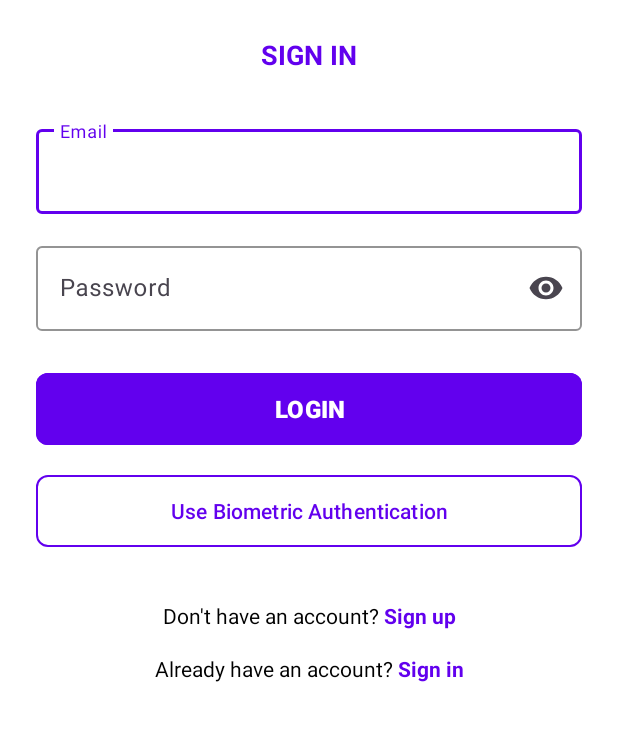
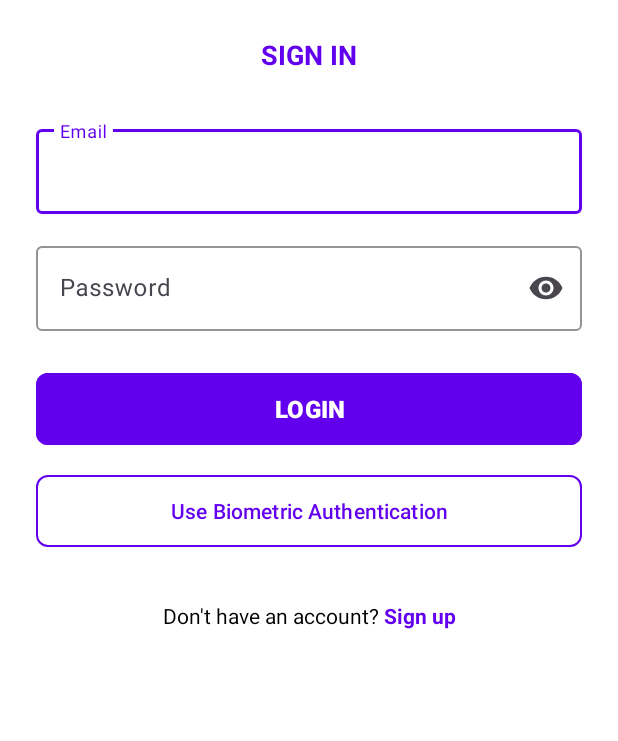
Before and after one commit to toufiqism/teebay-thc, an Android app: the screen it shows after launch (MainActivity), on a phone screen of 412 x 824 dp, the part 173-914 px from its top. Run offline under Robolectric (Android 15) with nearby library versions, the phone set to English and light mode, and no system bars; our stand-ins replace navigation-ui.

Commit message:
Refactor: Remove redundant "Already have an account?" UI from LoginFragment
The "Already have an account? Sign in" `LinearLayout` (id `llLogin`) has been removed from `fragment_login.xml`. This UI element is not needed on the login screen itself.

```diff
--- a/app/src/main/res/layout/fragment_login.xml
+++ b/app/src/main/res/layout/fragment_login.xml
@@ -163,35 +163,5 @@
 
         </LinearLayout>
 
-        <!-- Already have account -->
-        <LinearLayout
-            android:id="@+id/llLogin"
-            android:layout_width="wrap_content"
-            android:layout_height="wrap_content"
-            android:layout_marginTop="16dp"
-            android:gravity="center"
-            android:orientation="horizontal"
-            app:layout_constraintEnd_toEndOf="parent"
-            app:layout_constraintStart_toStartOf="parent"
-            app:layout_constraintTop_toBottomOf="@id/llRegister">
-
-            <TextView
-                android:layout_width="wrap_content"
-                android:layout_height="wrap_content"
-                android:text="Already have an account? "
-                android:textColor="@color/black"
-                android:textSize="14sp" />
-
-            <TextView
-                android:id="@+id/tvSignIn"
-                android:layout_width="wrap_content"
-                android:layout_height="wrap_content"
-                android:text="Sign in"
-                android:textColor="@color/design_default_color_primary"
-                android:textSize="14sp"
-                android:textStyle="bold" />
-
-        </LinearLayout>
-
     </androidx.constraintlayout.widget.ConstraintLayout>
 </ScrollView>
```
